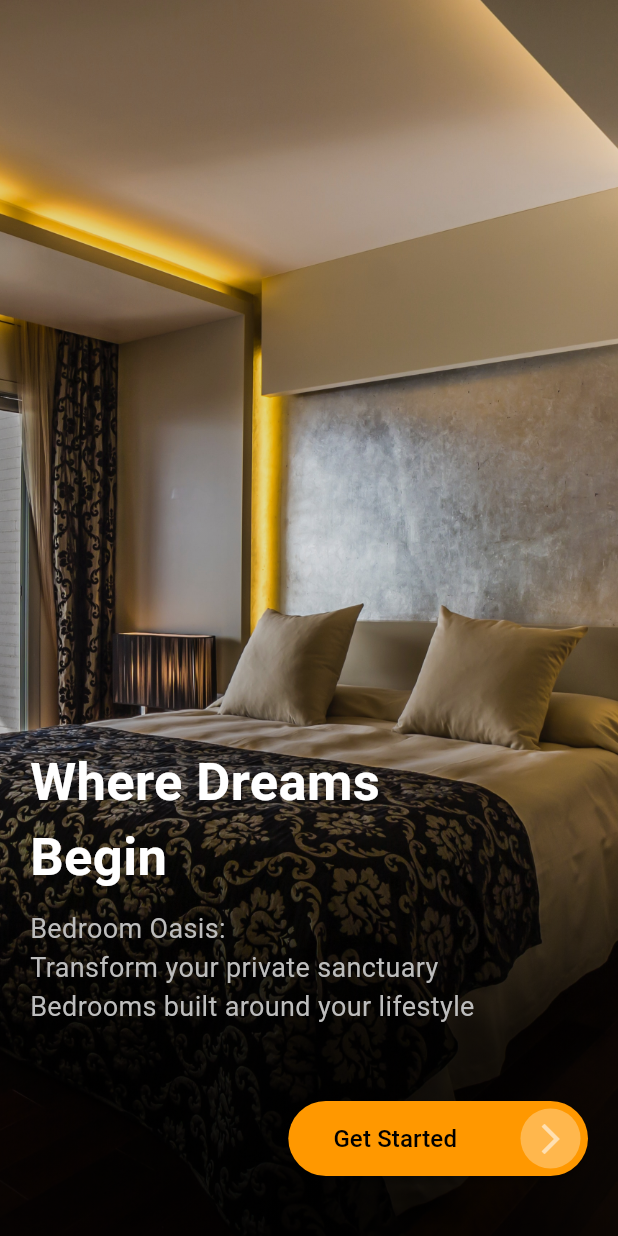
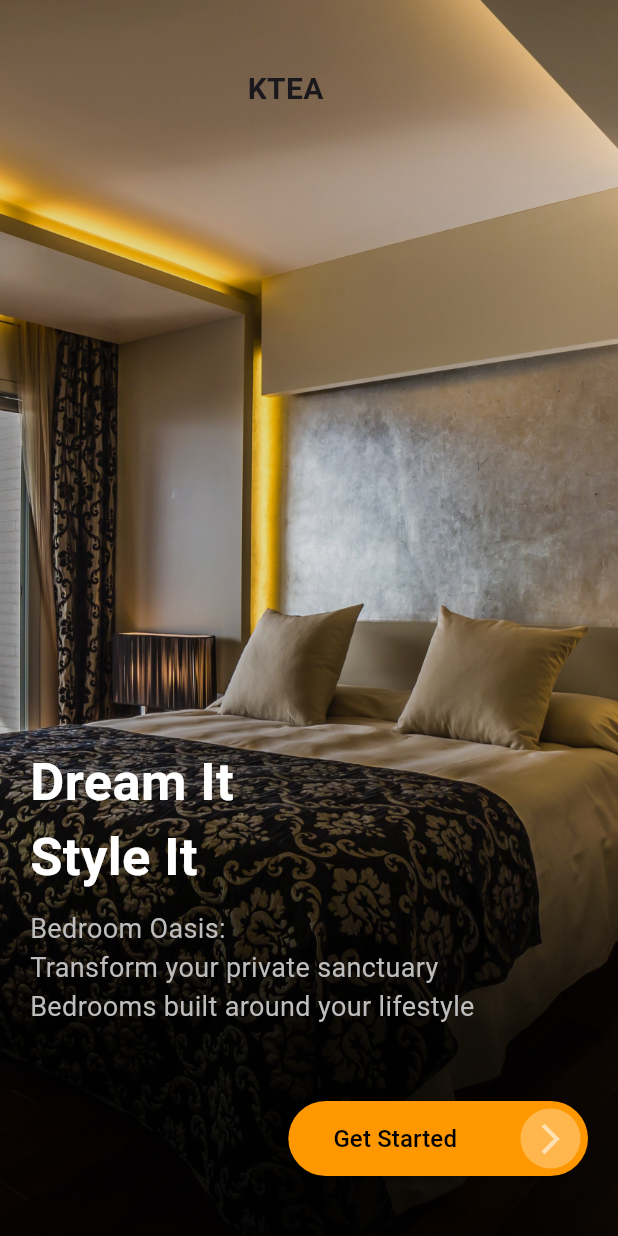
Before and after one commit to Tosin8/ktea, a Flutter app: the screen it shows after launch, swiped to page 2, on a phone screen of 412 x 824 dp. Run offline on Flutter 3.47's test engine with Material 3 defaults, Android fonts, the phone set to English and light mode, and no system bars; our stand-ins replace animate_do.

Commit message:
Updating Screen Ui

```diff
--- a/lib/main.dart
+++ b/lib/main.dart
@@ -1,7 +1,6 @@
 import 'package:flutter/material.dart';
 import 'package:furniture_app/splash_screen/splash.dart';
 
-import 'components/routes.dart';
 
 void main() {
   runApp(const MyApp());
--- a/lib/splash_screen/splash.dart
+++ b/lib/splash_screen/splash.dart
@@ -19,7 +19,7 @@ class _OnboardingState extends State<Onboarding> with SingleTickerProviderStateM
     },
 
     {
-      'title': 'Where Dreams\nBegin',
+      'title': 'Dream It\nStyle It',
       'sub_title': 'Bedroom Oasis:\nTransform your private sanctuary\nBedrooms built around your lifestyle',
       'image': 'assets/images/splash/2.jpg',
     },
@@ -73,6 +73,11 @@ child: Stack (
       child: Image.asset(_furnitures[index]['image'],
       fit: BoxFit.cover,
       ),),
+    ),
+    Positioned(
+      top: 45,
+      left: 165,
+      child: Text('KTEA', style: TextStyle(fontWeight: FontWeight.w600, fontSize: 20),),
     ),
     Positioned(
       bottom: 0,
```
